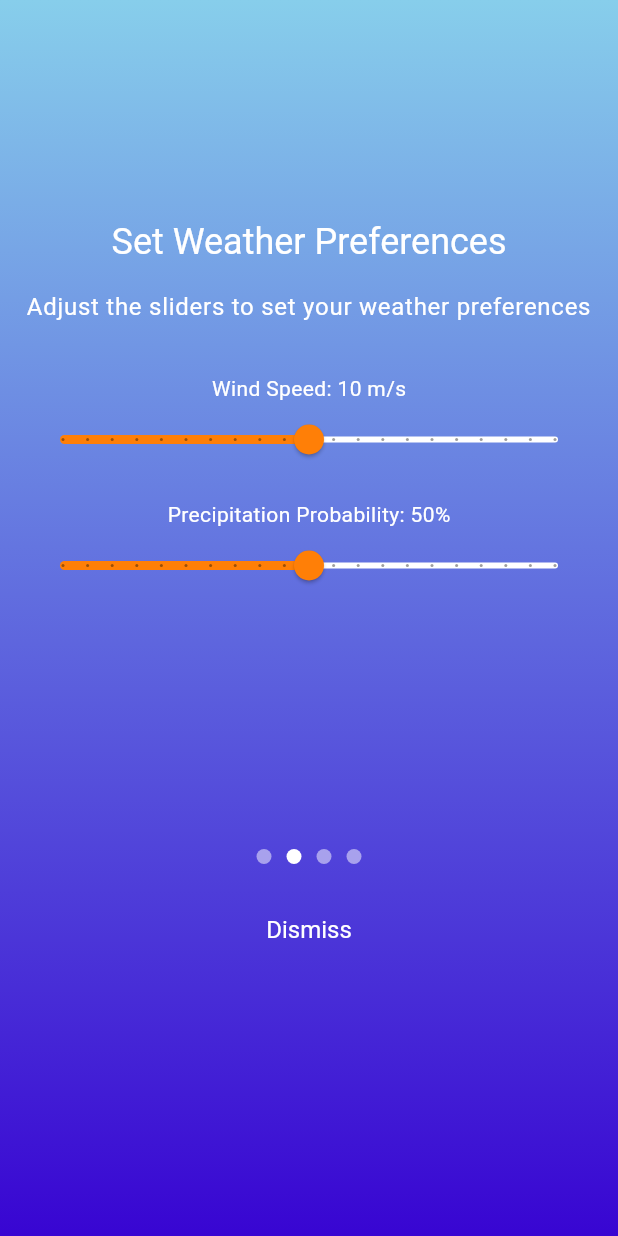
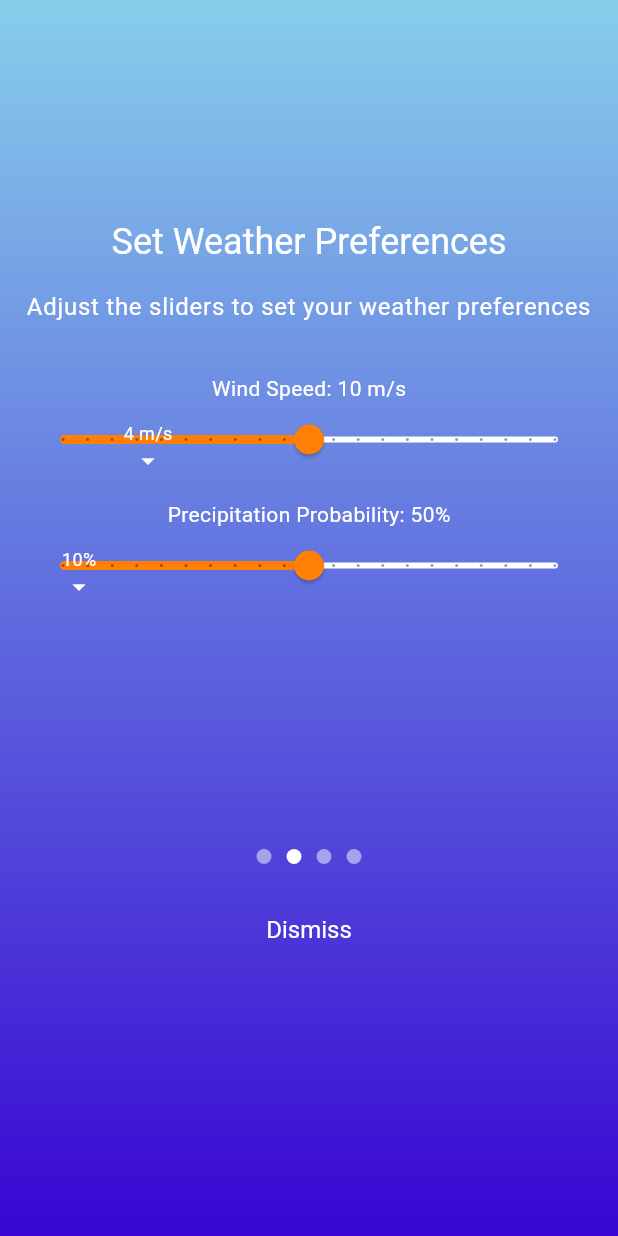
Before and after one commit to sebqa/PadelTid, a Flutter app: the screen it shows after launch, swiped to page 2, on a phone screen of 412 x 824 dp. Run offline on Flutter 3.47's test engine with Material 3 defaults, Android fonts, the phone set to English and light mode, and no system bars; our stand-ins replace animated_custom_dropdown, cloud_firestore, firebase_auth, firebase_core, firebase_messaging, flutter_svg and 2 more; missing offline and left inert: dart:js, firebase_ui_auth, firebase_ui_localizations, firebase_ui_oauth_google; accounts and stored records are empty; network calls fail.

Commit message:
recommended start filter

```diff
--- a/lib/location_selector.dart
+++ b/lib/location_selector.dart
@@ -32,7 +32,6 @@ class _LocationSelectorState extends State<LocationSelector> {
         name: 'Holbæk Padel Klub',
         location: '59.3293° N, 18.0686° E',
         imageUrl: 'https://example.com/stockholm.jpg'),
-
   ];
 
   @override
--- a/lib/onboarding_screen.dart
+++ b/lib/onboarding_screen.dart
@@ -123,6 +123,9 @@ class _OnboardingScreenState extends State<OnboardingScreen> {
             'Wind Speed: ${_windSpeedThreshold.round()} m/s',
             style: TextStyle(color: Colors.white),
           ),
+          Stack(
+            alignment: Alignment.bottomCenter,
+            children: [
               Slider(
                 value: _windSpeedThreshold,
                 min: 0,
@@ -135,11 +138,21 @@ class _OnboardingScreenState extends State<OnboardingScreen> {
                   });
                 },
               ),
+              Positioned(
+                left: MediaQuery.of(context).size.width * 0.2 -
+                    16, // Adjust this value as needed
+                child: _buildRecommendedIndicator('4 m/s'),
+              ),
+            ],
+          ),
           SizedBox(height: 16),
           Text(
             'Precipitation Probability: ${_precipitationProbabilityThreshold.round()}%',
             style: TextStyle(color: Colors.white),
           ),
+          Stack(
+            alignment: Alignment.bottomCenter,
+            children: [
               Slider(
                 value: _precipitationProbabilityThreshold,
                 min: 0,
@@ -151,6 +164,13 @@ class _OnboardingScreenState extends State<OnboardingScreen> {
                     _precipitationProbabilityThreshold = value;
                   });
                 },
+              ),
+              Positioned(
+                left: MediaQuery.of(context).size.width * 0.1 -
+                    16, // Adjust this value as needed
+                child: _buildRecommendedIndicator('10%'),
+              ),
+            ],
           ),
         ],
       ),
@@ -346,3 +366,19 @@ class _OnboardingScreenState extends State<OnboardingScreen> {
     );
   }
 }
+
+Widget _buildRecommendedIndicator(String label) {
+  return Column(
+    children: [
+      Text(
+        label,
+        style: TextStyle(color: Colors.white, fontSize: 12),
+      ),
+      Icon(
+        Icons.arrow_drop_down,
+        color: Colors.white,
+        size: 20,
+      ),
+    ],
+  );
+}
```
Lines whose indentation alone changed are shown as unchanged.
